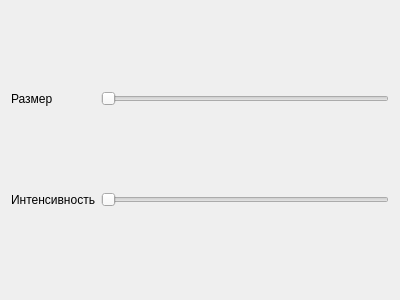
Qt form src/Painter.ui (asafran/RouteEditor) before a commit.
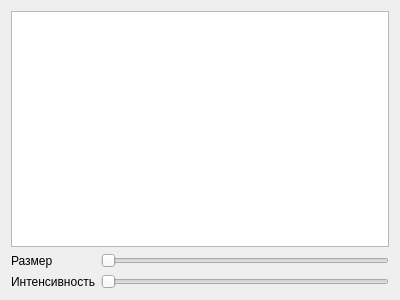
The same form after that commit.

```diff
--- a/src/Painter.ui
+++ b/src/Painter.ui
@@ -14,34 +14,37 @@
    <string>Form</string>
   </property>
   <layout class="QGridLayout" name="gridLayout">
-   <item row="1" column="0">
+   <item row="2" column="0">
     <widget class="QLabel" name="label_2">
      <property name="text">
       <string>Интенсивность</string>
      </property>
     </widget>
    </item>
-   <item row="0" column="0">
-    <widget class="QLabel" name="label">
-     <property name="text">
-      <string>Размер</string>
-     </property>
-    </widget>
-   </item>
-   <item row="0" column="1">
-    <widget class="QSlider" name="horizontalSlider">
-     <property name="orientation">
-      <enum>Qt::Horizontal</enum>
-     </property>
-    </widget>
-   </item>
    <item row="1" column="1">
+    <widget class="QSlider" name="horizontalSlider">
+     <property name="orientation">
+      <enum>Qt::Horizontal</enum>
+     </property>
+    </widget>
+   </item>
+   <item row="2" column="1">
     <widget class="QSlider" name="horizontalSlider_2">
      <property name="orientation">
       <enum>Qt::Horizontal</enum>
      </property>
     </widget>
    </item>
+   <item row="1" column="0">
+    <widget class="QLabel" name="label">
+     <property name="text">
+      <string>Размер</string>
+     </property>
+    </widget>
+   </item>
+   <item row="0" column="0" colspan="2">
+    <widget class="QTreeView" name="fileView"/>
+   </item>
   </layout>
  </widget>
  <resources/>
```
